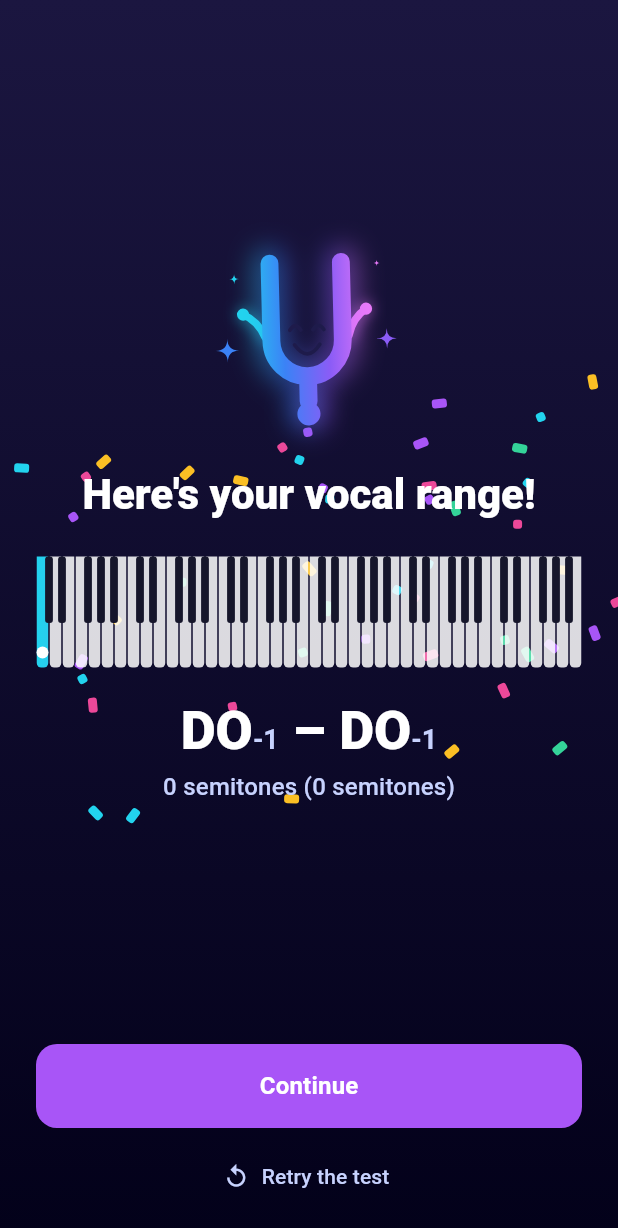
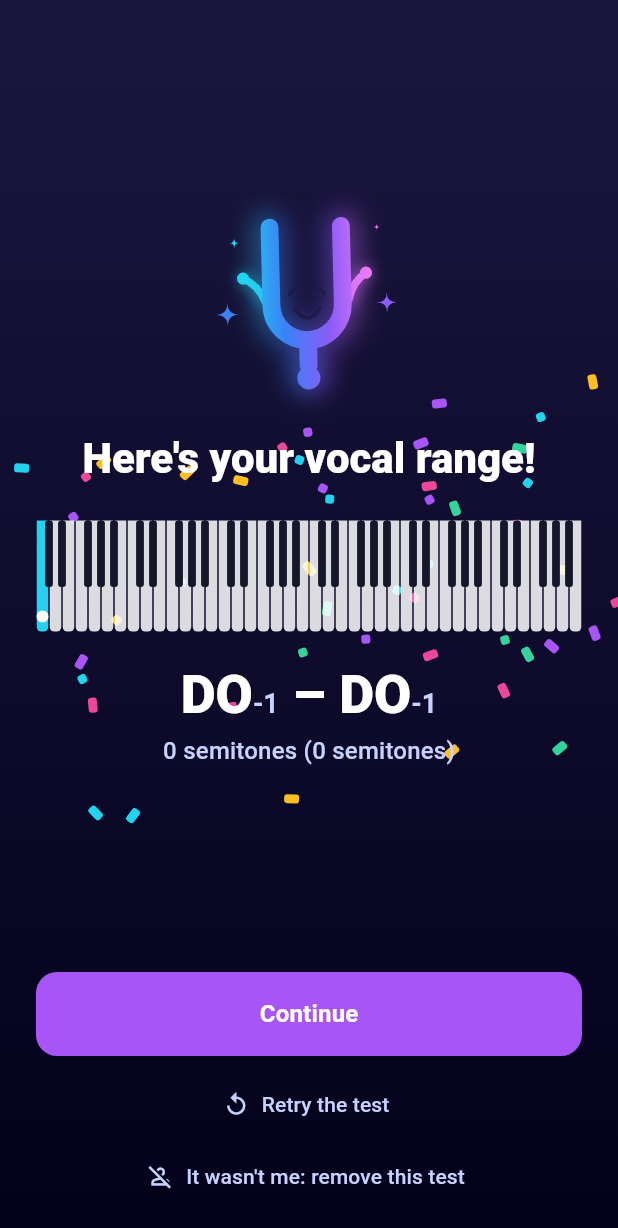
Before and after one commit to davedegrado/Intonia, a Flutter app: the RangeResultScreen screen opened directly with empty values, on a phone screen of 412 x 824 dp. Shown: the top 1228 px of the screen. Run offline on Flutter 3.47's test engine with Material 3 defaults, Android fonts, the phone set to English and light mode, and no system bars; our stand-ins replace flutter_riverpod, go_router; missing offline and left inert: flutter_midi_pro, home_widget, record.

Commit message:
Test di estensione: "Non ero io" toglie il test da risultati e storico (#23)
- Pulsante nella schermata di fine test e nel riepilogo del test
- Voce "Non ero io" sull'ultimo risultato e sui test precedenti (Estensione)
- Conferma prima di togliere; il test precedente torna l'ultimo
- Schermata di fine test scorrevole sugli schermi bassi


Claude-Session: https://claude.ai/code/session_01857uE5qbbTyBAyBzERo8Hg

Co-authored-by: Claude <noreply@anthropic.com>

```diff
--- a/lib/features/range/presentation/range_result_screen.dart
+++ b/lib/features/range/presentation/range_result_screen.dart
@@ -8,7 +8,7 @@ import '../../mascot/presentation/confetti.dart';
 import '../../mascot/presentation/intonia_mascot.dart';
 
 /// Scelta dell'utente sul riepilogo del test di estensione.
-enum RangeResultAction { done, retry }
+enum RangeResultAction { done, retry, notMine }
 
 /// Confronto con il test precedente.
 enum RangeComparison {
@@ -140,6 +140,13 @@ class _RangeResultScreenState extends State<RangeResultScreen> with SingleTicker
                 child: IgnorePointer(child: CustomPaint(painter: ConfettiPainter(_intro))),
               ),
             SafeArea(
+              // Scorre solo se lo schermo è troppo basso; altrimenti gli
+              // Spacer distribuiscono lo spazio come prima.
+              child: LayoutBuilder(
+                builder: (context, constraints) => SingleChildScrollView(
+                  child: ConstrainedBox(
+                    constraints: BoxConstraints(minHeight: constraints.maxHeight),
+                    child: IntrinsicHeight(
                       child: Padding(
                         padding: const EdgeInsets.fromLTRB(24, 16, 24, 16),
                         child: Column(
@@ -175,8 +182,10 @@ class _RangeResultScreenState extends State<RangeResultScreen> with SingleTicker
                               animation: opening,
                               builder: (context, _) {
                                 final t = opening.value;
-                        final low = widget.startMidi + (widget.lowestMidi - widget.startMidi) * t;
-                        final high = widget.startMidi + (widget.highestMidi - widget.startMidi) * t;
+                                final low =
+                                    widget.startMidi + (widget.lowestMidi - widget.startMidi) * t;
+                                final high =
+                                    widget.startMidi + (widget.highestMidi - widget.startMidi) * t;
                                 final shownSpan = (widget.span * t).round();
                                 return Column(
                                   children: [
@@ -237,8 +246,8 @@ class _RangeResultScreenState extends State<RangeResultScreen> with SingleTicker
                                   backgroundColor: _violet,
                                   foregroundColor: Colors.white,
                                   padding: const EdgeInsets.symmetric(vertical: 16),
-                          textStyle:
-                              theme.textTheme.titleMedium?.copyWith(fontWeight: FontWeight.w700),
+                                  textStyle: theme.textTheme.titleMedium
+                                      ?.copyWith(fontWeight: FontWeight.w700),
                                 ),
                                 onPressed: () => Navigator.of(context).pop(RangeResultAction.done),
                                 child: Text(l10n.rangeContinue),
@@ -251,7 +260,18 @@ class _RangeResultScreenState extends State<RangeResultScreen> with SingleTicker
                               icon: const Icon(Icons.replay),
                               label: Text(l10n.rangeRetryTest),
                             ),
+                            TextButton.icon(
+                              key: const ValueKey('range-result-not-mine'),
+                              style: TextButton.styleFrom(foregroundColor: _soft),
+                              onPressed: () => Navigator.of(context).pop(RangeResultAction.notMine),
+                              icon: const Icon(Icons.person_off_outlined),
+                              label: Text(l10n.rangeNotMineResult),
+                            ),
                           ],
+                        ),
+                      ),
+                    ),
+                  ),
                 ),
               ),
             ),
--- a/lib/l10n/app_en.arb
+++ b/lib/l10n/app_en.arb
@@ -729,5 +729,17 @@
   "guideOctave": "How high or low the exercise is: pick one that's comfortable for your voice.",
   "guideDirectionTitle": "Mode",
   "guideDirection": "Straight plays the sequence forwards, Reverse plays it backwards, Full goes forwards and then comes back.",
-  "guideRepeatTop": "Only in Full mode: you sing the highest note twice before going down."
+  "guideRepeatTop": "Only in Full mode: you sing the highest note twice before going down.",
+  "rangeNotMine": "Not me",
+  "rangeNotMineResult": "It wasn't me: remove this test",
+  "rangeNotMineTitle": "Not your test?",
+  "rangeNotMineBody": "The test from {date} will be removed from your results and history.",
+  "@rangeNotMineBody": {
+    "placeholders": {
+      "date": {
+        "type": "String"
+      }
+    }
+  },
+  "rangeNotMineConfirm": "Remove"
 }
--- a/lib/l10n/app_it.arb
+++ b/lib/l10n/app_it.arb
@@ -340,5 +340,10 @@
   "guideOctave": "Quanto in alto o in basso si svolge l'esercizio: scegline una comoda per la tua voce.",
   "guideDirectionTitle": "Modalità",
   "guideDirection": "Dritto esegue la sequenza in avanti, Al contrario all'indietro, Completo in avanti e poi a ritroso.",
-  "guideRepeatTop": "Solo in Completo: canti due volte la nota più alta prima di scendere."
+  "guideRepeatTop": "Solo in Completo: canti due volte la nota più alta prima di scendere.",
+  "rangeNotMine": "Non ero io",
+  "rangeNotMineResult": "Non ero io: togli questo test",
+  "rangeNotMineTitle": "Non era il tuo test?",
+  "rangeNotMineBody": "Il test del {date} verrà tolto dai risultati e dallo storico.",
+  "rangeNotMineConfirm": "Togli"
 }
--- a/lib/l10n/app_localizations.dart
+++ b/lib/l10n/app_localizations.dart
@@ -2138,6 +2138,36 @@ abstract class AppLocalizations {
   /// In en, this message translates to:
   /// **'Only in Full mode: you sing the highest note twice before going down.'**
   String get guideRepeatTop;
+
+  /// No description provided for @rangeNotMine.
+  ///
+  /// In en, this message translates to:
+  /// **'Not me'**
+  String get rangeNotMine;
+
+  /// No description provided for @rangeNotMineResult.
+  ///
+  /// In en, this message translates to:
+  /// **'It wasn\'t me: remove this test'**
+  String get rangeNotMineResult;
+
+  /// No description provided for @rangeNotMineTitle.
+  ///
+  /// In en, this message translates to:
+  /// **'Not your test?'**
+  String get rangeNotMineTitle;
+
+  /// No description provided for @rangeNotMineBody.
+  ///
+  /// In en, this message translates to:
+  /// **'The test from {date} will be removed from your results and history.'**
+  String rangeNotMineBody(String date);
+
+  /// No description provided for @rangeNotMineConfirm.
+  ///
+  /// In en, this message translates to:
+  /// **'Remove'**
+  String get rangeNotMineConfirm;
 }
 
 class _AppLocalizationsDelegate extends LocalizationsDelegate<AppLocalizations> {
--- a/lib/l10n/app_localizations_en.dart
+++ b/lib/l10n/app_localizations_en.dart
@@ -1244,4 +1244,21 @@ class AppLocalizationsEn extends AppLocalizations {
   @override
   String get guideRepeatTop =>
       'Only in Full mode: you sing the highest note twice before going down.';
+
+  @override
+  String get rangeNotMine => 'Not me';
+
+  @override
+  String get rangeNotMineResult => 'It wasn\'t me: remove this test';
+
+  @override
+  String get rangeNotMineTitle => 'Not your test?';
+
+  @override
+  String rangeNotMineBody(String date) {
+    return 'The test from $date will be removed from your results and history.';
+  }
+
+  @override
+  String get rangeNotMineConfirm => 'Remove';
 }
--- a/lib/l10n/app_localizations_it.dart
+++ b/lib/l10n/app_localizations_it.dart
@@ -1246,4 +1246,21 @@ class AppLocalizationsIt extends AppLocalizations {
   @override
   String get guideRepeatTop =>
       'Solo in Completo: canti due volte la nota più alta prima di scendere.';
+
+  @override
+  String get rangeNotMine => 'Non ero io';
+
+  @override
+  String get rangeNotMineResult => 'Non ero io: togli questo test';
+
+  @override
+  String get rangeNotMineTitle => 'Non era il tuo test?';
+
+  @override
+  String rangeNotMineBody(String date) {
+    return 'Il test del $date verrà tolto dai risultati e dallo storico.';
+  }
+
+  @override
+  String get rangeNotMineConfirm => 'Togli';
 }
```
Also changed, not shown: lib/features/range/application/range_test_controller.dart (+20 -5 lines), lib/features/range/presentation/range_screen.dart (+62 -3 lines), lib/features/range/presentation/range_test_screen.dart (+34 -2 lines), 2 other files. Lines whose indentation alone changed are shown as unchanged.
